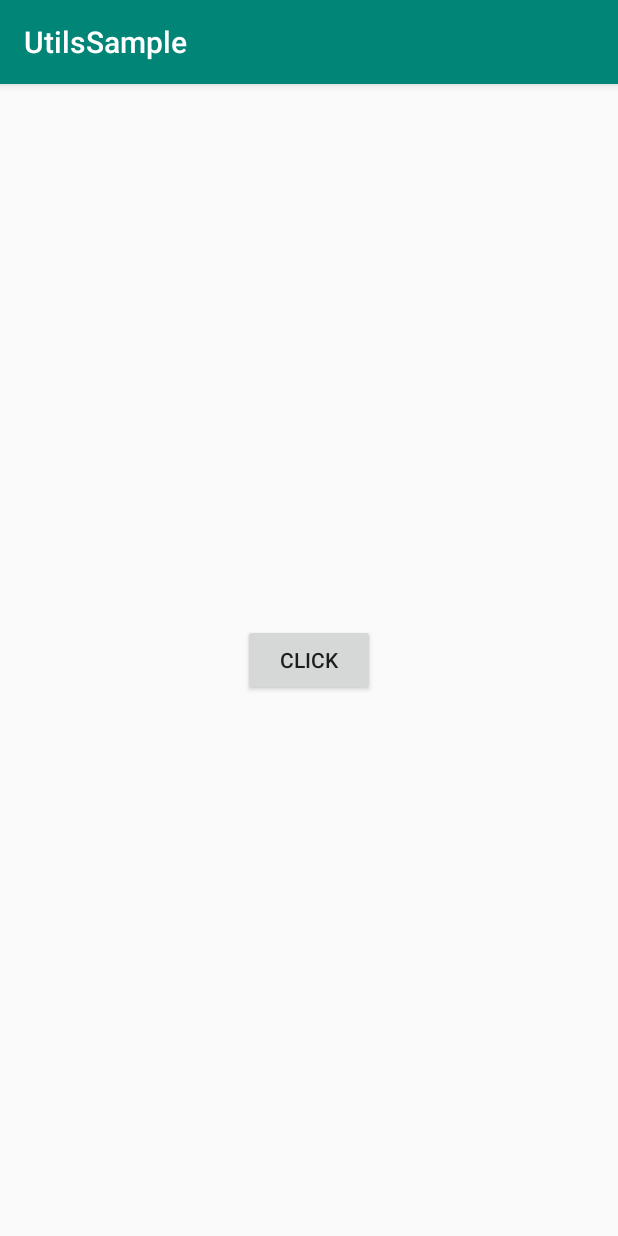
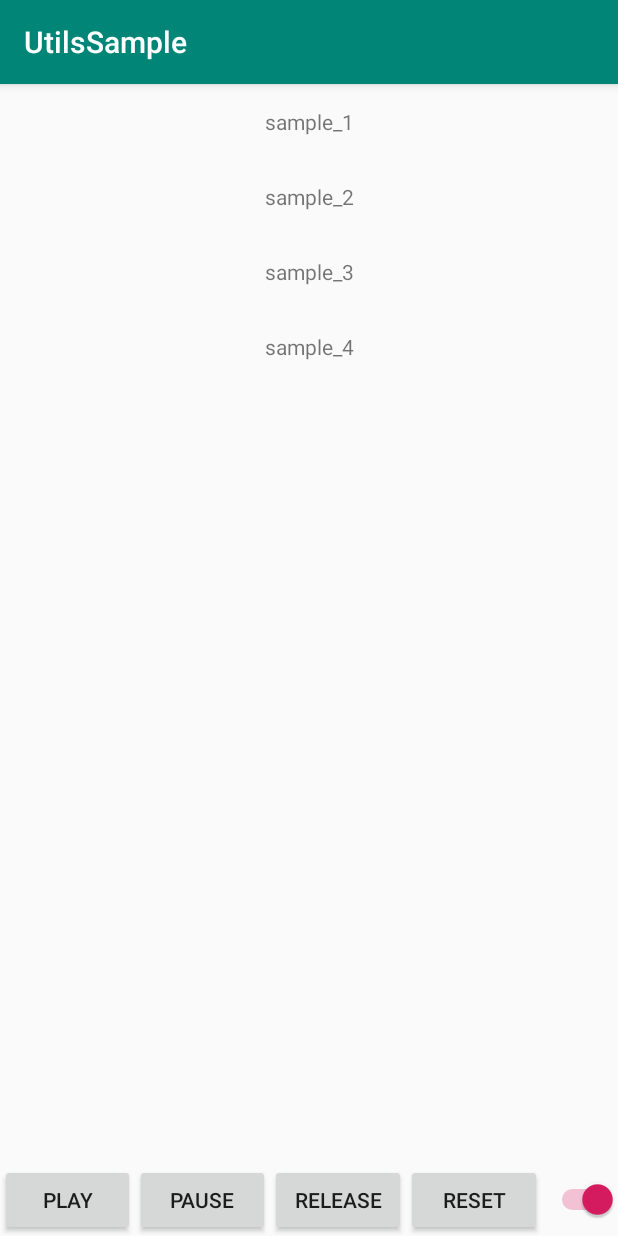
Before and after one commit to popkovanton/Utils, an Android app: the screen it shows after launch (MainActivity), on a phone screen of 412 x 824 dp. Run offline under Robolectric (Android 15) with nearby library versions, the phone set to English and light mode, and no system bars; our stand-ins replace ButterKnife.

Commit message:
MusicManager/MusicCore update, Sample update

```diff
--- a/sample/src/main/java/com/popkovanton/utilssample/MainActivity.java
+++ b/sample/src/main/java/com/popkovanton/utilssample/MainActivity.java
@@ -1,37 +1,95 @@
 package com.popkovanton.utilssample;
 
 import androidx.appcompat.app.AppCompatActivity;
+import androidx.recyclerview.widget.LinearLayoutManager;
+import androidx.recyclerview.widget.RecyclerView;
 
 import android.os.Bundle;
-import android.util.Log;
-import android.view.View;
 
+import com.popkovanton.utils.music.MusicDefault;
 import com.popkovanton.utils.sound.SoundTypeDefault;
 import com.popkovanton.utilssample.util.Sound;
 
+import java.util.ArrayList;
 
-public class MainActivity extends AppCompatActivity implements View.OnClickListener {
+import butterknife.BindView;
+import butterknife.ButterKnife;
+import butterknife.OnClick;
+
+public class MainActivity extends AppCompatActivity implements
+        SoundListAdapter.ISoundList {
+
+    @BindView(R.id.soundList)
+    RecyclerView soundList;
 
     @Override
     protected void onCreate(Bundle savedInstanceState) {
         super.onCreate(savedInstanceState);
         setContentView(R.layout.activity_main);
-        Log.i("sound_test", "activity init");
+        ButterKnife.bind(this);
+
+        getLifecycle().addObserver(MusicDefault.getInstance(this));
         Sound.getInstance(this);
-        findViewById(R.id.clickButton).setOnClickListener(this);
+        initMusicList();
     }
 
+    private void initMusicList() {
+        SoundListAdapter soundListAdapter = new SoundListAdapter(this, getMusicList(), this);
+        LinearLayoutManager linearLayoutManager = new LinearLayoutManager(this);
+        soundList.setLayoutManager(linearLayoutManager);
+        soundList.setAdapter(soundListAdapter);
+        soundList.setHasFixedSize(true);
+    }
 
-    @Override
-    public void onClick(View v) {
-        switch (v.getId()){
-            case R.id.clickButton:
-                clickSoundPlay();
-                break;
-        }
+    private ArrayList<Integer> getMusicList() {
+        ArrayList<Integer> musicList = new ArrayList<>();
+        musicList.add(R.raw.sample_1);
+        musicList.add(R.raw.sample_2);
+        musicList.add(R.raw.sample_3);
+        musicList.add(R.raw.sample_4);
+        return musicList;
     }
+
 
     public void clickSoundPlay() {
         Sound.getInstance(this).playSound(SoundTypeDefault.CLICK);
     }
+
+    @OnClick(R.id.bPlay)
+    public void musicPlay() {
+        clickSoundPlay();
+        MusicDefault.getInstance(this).initSoundOnOff();
+    }
+
+    @OnClick(R.id.bPause)
+    public void musicPause() {
+        clickSoundPlay();
+        MusicDefault.getInstance(this).pause();
+    }
+
+    @OnClick(R.id.bRelease)
+    public void musicRelease() {
+        clickSoundPlay();
+        MusicDefault.getInstance(this).release();
+    }
+
+    @OnClick(R.id.bReset)
+    public void musicReset() {
+        clickSoundPlay();
+        MusicDefault.getInstance(this).reset();
+    }
+
+    @OnClick(R.id.soundSwitch)
+    public void musicSwitch() {
+        clickSoundPlay();
+        MusicDefault.getInstance(this).soundSwitch();
+    }
+
+    @Override
+    public void onElementClick(int resId) {
+        clickSoundPlay();
+        MusicDefault.getInstance(this).reset();
+        MusicDefault.getInstance(this).setMusicRes(resId);
+        MusicDefault.getInstance(this).initSoundOnOff();
+    }
 }
--- /dev/null
+++ b/sample/src/main/java/com/popkovanton/utilssample/SoundListAdapter.java
@@ -0,0 +1,68 @@
+package com.popkovanton.utilssample;
+
+import android.content.Context;
+import android.view.LayoutInflater;
+import android.view.View;
+import android.view.ViewGroup;
+import android.widget.TextView;
+
+import androidx.annotation.NonNull;
+import androidx.recyclerview.widget.RecyclerView;
+
+import java.util.ArrayList;
+
+import butterknife.BindView;
+import butterknife.ButterKnife;
+
+public class SoundListAdapter extends RecyclerView.Adapter<SoundListAdapter.ElementsViewHolder> {
+    private ISoundList iSoundList;
+    private Context context;
+    private ArrayList<Integer> musicList;
+
+    public interface ISoundList {
+        void onElementClick(int resId);
+    }
+
+    public SoundListAdapter(Context context, ArrayList<Integer> musicList, ISoundList iSoundList) {
+        this.context = context;
+        this.musicList = musicList;
+        this.iSoundList = iSoundList;
+    }
+
+    @NonNull
+    @Override
+    public ElementsViewHolder onCreateViewHolder(@NonNull ViewGroup parent, int viewType) {
+        View itemView = LayoutInflater.from(context)
+                .inflate(R.layout.sound_list_element, parent, false);
+        ElementsViewHolder viewHolder = new ElementsViewHolder(itemView);
+        itemView.setOnClickListener(new View.OnClickListener() {
+            @Override
+            public void onClick(View view) {
+                if (iSoundList != null) {
+                    iSoundList.onElementClick(musicList.get(viewHolder.getLayoutPosition()));
+                }
+            }
+        });
+        return viewHolder;
+    }
+
+    @Override
+    public void onBindViewHolder(@NonNull ElementsViewHolder holder, int position) {
+        holder.musicNameTV.setText(context.getResources().getResourceEntryName(musicList.get(position)));
+    }
+
+    @Override
+    public int getItemCount() {
+        return musicList.size();
+    }
+
+    class ElementsViewHolder extends RecyclerView.ViewHolder {
+        @BindView(R.id.musicName)
+        TextView musicNameTV;
+
+        ElementsViewHolder(View view) {
+            super(view);
+            ButterKnife.bind(this, view);
+        }
+    }
+}
--- a/sample/src/main/res/layout/activity_main.xml
+++ b/sample/src/main/res/layout/activity_main.xml
@@ -1,19 +1,58 @@
 <?xml version="1.0" encoding="utf-8"?>
-<androidx.constraintlayout.widget.ConstraintLayout xmlns:android="http://schemas.android.com/apk/res/android"
-    xmlns:app="http://schemas.android.com/apk/res-auto"
+<RelativeLayout xmlns:android="http://schemas.android.com/apk/res/android"
     xmlns:tools="http://schemas.android.com/tools"
     android:layout_width="match_parent"
     android:layout_height="match_parent"
     tools:context=".MainActivity">
 
-    <Button
-        android:id="@+id/clickButton"
-        android:layout_width="wrap_content"
+    <androidx.recyclerview.widget.RecyclerView
+        android:id="@+id/soundList"
+        android:layout_width="match_parent"
+        android:layout_height="match_parent"
+        android:layout_above="@+id/viewConfigurationControls" />
+
+    <LinearLayout
+        android:id="@+id/viewConfigurationControls"
+        android:layout_width="match_parent"
         android:layout_height="wrap_content"
-        android:text="Click"
-        app:layout_constraintBottom_toBottomOf="parent"
-        app:layout_constraintLeft_toLeftOf="parent"
-        app:layout_constraintRight_toRightOf="parent"
-        app:layout_constraintTop_toTopOf="parent" />
+        android:layout_alignParentBottom="true"
+        android:orientation="horizontal">
 
-</androidx.constraintlayout.widget.ConstraintLayout>
+        <Button
+            android:id="@+id/bPlay"
+            android:layout_width="wrap_content"
+            android:layout_height="wrap_content"
+            android:layout_weight="1"
+            android:text="Play" />
+
+        <Button
+            android:id="@+id/bPause"
+            android:layout_width="wrap_content"
+            android:layout_height="wrap_content"
+            android:layout_weight="1"
+            android:text="Pause" />
+
+        <Button
+            android:id="@+id/bRelease"
+            android:layout_width="wrap_content"
+            android:layout_height="wrap_content"
+            android:layout_weight="1"
+            android:text="Release" />
+
+        <Button
+            android:id="@+id/bReset"
+            android:layout_width="wrap_content"
+            android:layout_height="wrap_content"
+            android:layout_weight="1"
+            android:text="Reset" />
+
+        <Switch
+            android:id="@+id/soundSwitch"
+            android:layout_width="wrap_content"
+            android:layout_height="wrap_content"
+            android:layout_weight="1"
+            android:checked="true" />
+
+    </LinearLayout>
+
+</RelativeLayout>
--- /dev/null
+++ b/sample/src/main/res/layout/sound_list_element.xml
@@ -0,0 +1,16 @@
+<?xml version="1.0" encoding="utf-8"?>
+<LinearLayout xmlns:android="http://schemas.android.com/apk/res/android"
+    android:layout_width="match_parent"
+    android:layout_height="50dp"
+    android:clickable="true"
+    android:focusable="true"
+    android:background="?selectableItemBackground"
+    android:orientation="vertical">
+
+    <TextView
+        android:id="@+id/musicName"
+        android:layout_width="match_parent"
+        android:layout_height="match_parent"
+        android:gravity="center_horizontal|center_vertical"
+        android:text="Test" />
+</LinearLayout>
```
Also changed, not shown: sample/build.gradle (+10 -1 lines), utils/src/main/java/com/popkovanton/utils/music/MusicCore.java (+45 -4 lines), utils/src/main/java/com/popkovanton/utils/music/MusicDefault.java (+26 -6 lines), 5 other files.
